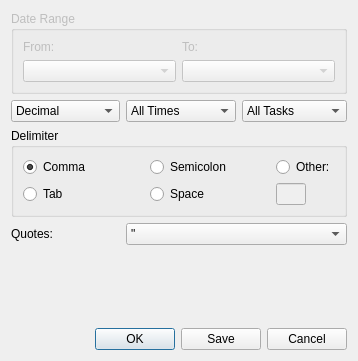
First picture: the form in src/csvexportdialog.ui, repository KDE/ktimetracker, before the edit.
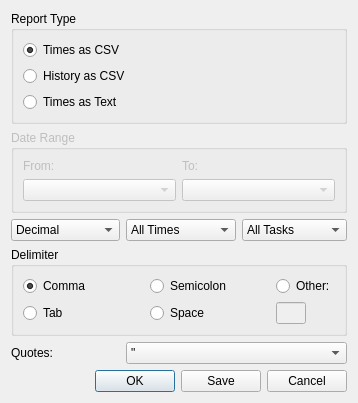
Second picture: the form after the edit. Custom widgets are drawn as their Qt base class.

Commit message: Let the user choose report type in CSVExportDialog

Diff of the .ui file:
```diff
--- a/src/csvexportdialog.ui
+++ b/src/csvexportdialog.ui
@@ -15,6 +15,39 @@
   </property>
   <layout class="QGridLayout">
    <item row="0" column="0" colspan="4">
+    <widget class="QGroupBox" name="grpReportType">
+     <property name="title">
+      <string>Report Type</string>
+     </property>
+     <layout class="QVBoxLayout" name="verticalLayout">
+      <item>
+       <widget class="QRadioButton" name="radioTimesCsv">
+        <property name="text">
+         <string>Times as CSV</string>
+        </property>
+        <property name="checked">
+         <bool>true</bool>
+        </property>
+       </widget>
+      </item>
+      <item>
+       <widget class="QRadioButton" name="radioHistoryCsv">
+        <property name="text">
+         <string>History as CSV</string>
+        </property>
+       </widget>
+      </item>
+      <item>
+       <widget class="QRadioButton" name="radioTimesText">
+        <property name="text">
+         <string>Times as Text</string>
+        </property>
+       </widget>
+      </item>
+     </layout>
+    </widget>
+   </item>
+   <item row="1" column="0" colspan="4">
     <widget class="QGroupBox" name="grpDateRange">
      <property name="enabled">
       <bool>false</bool>
@@ -75,7 +108,7 @@
      </layout>
     </widget>
    </item>
-   <item row="1" column="0" colspan="2">
+   <item row="2" column="0" colspan="2">
     <widget class="QComboBox" name="combodecimalminutes">
      <item>
       <property name="text">
@@ -89,7 +122,7 @@
      </item>
     </widget>
    </item>
-   <item row="1" column="2">
+   <item row="2" column="2">
     <widget class="QComboBox" name="combosessiontimes">
      <item>
       <property name="text">
@@ -103,7 +136,7 @@
      </item>
     </widget>
    </item>
-   <item row="1" column="3">
+   <item row="2" column="3">
     <widget class="QComboBox" name="comboalltasks">
      <item>
       <property name="text">
@@ -117,7 +150,7 @@
      </item>
     </widget>
    </item>
-   <item row="2" column="0" colspan="4">
+   <item row="3" column="0" colspan="4">
     <widget class="QGroupBox" name="grpDelimiter">
      <property name="sizePolicy">
       <sizepolicy hsizetype="Minimum" vsizetype="Minimum">
@@ -198,7 +231,7 @@
      </layout>
     </widget>
    </item>
-   <item row="3" column="0" colspan="2">
+   <item row="4" column="0" colspan="2">
     <widget class="QLabel" name="quotesLabel">
      <property name="enabled">
       <bool>true</bool>
@@ -217,7 +250,7 @@
      </property>
     </widget>
    </item>
-   <item row="3" column="2" colspan="2">
+   <item row="4" column="2" colspan="2">
     <widget class="QComboBox" name="cboQuote">
      <property name="enabled">
       <bool>true</bool>
@@ -243,7 +276,7 @@
      </item>
     </widget>
    </item>
-   <item row="4" column="1" colspan="2">
+   <item row="5" column="1" colspan="2">
     <spacer name="spacer3">
      <property name="orientation">
       <enum>Qt::Vertical</enum>
@@ -259,7 +292,7 @@
      </property>
     </spacer>
    </item>
-   <item row="5" column="0" colspan="4">
+   <item row="6" column="0" colspan="4">
     <widget class="QDialogButtonBox" name="buttonBox">
      <property name="standardButtons">
       <set>QDialogButtonBox::Cancel|QDialogButtonBox::Ok|QDialogButtonBox::Save</set>
```
The commit also changes 3 other files.
